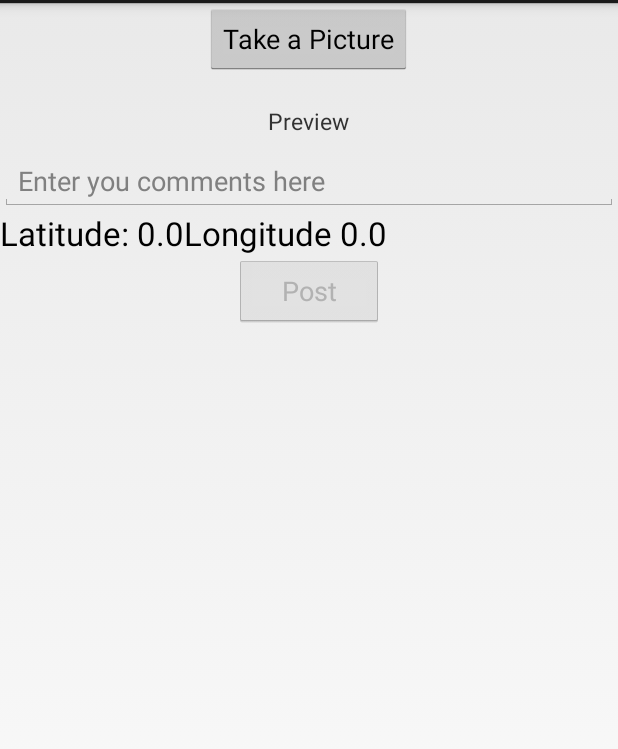
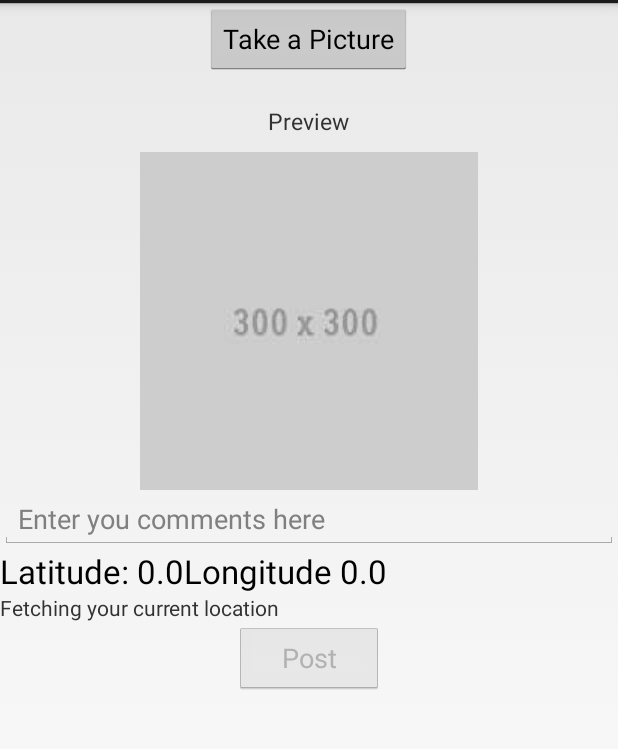
Before and after one commit to ibhi/CameraAppPOC, an Android app: the MainActivity screen opened directly, with no data from a screen before it, on a phone screen of 412 x 824 dp, the part 69-818 px from its top. Run offline under Robolectric (Android 15) with nearby library versions, the phone set to English and light mode, and no system bars; 1 statement that could not run was skipped.

Commit message:
Added AsyncTask to get the address of the location, using Geocoder API. Added placeholder image

```diff
--- a/app/src/main/java/ibrookinfotech/com/cameraapppoc/GPSTracker.java
+++ b/app/src/main/java/ibrookinfotech/com/cameraapppoc/GPSTracker.java
@@ -62,6 +62,7 @@ public class GPSTracker extends Service implements LocationListener {
                     .isProviderEnabled(LocationManager.NETWORK_PROVIDER);
 
             if (!isGPSEnabled && !isNetworkEnabled) {
+                Log.d("Camera App", "No Network and GPS");
                 // no network provider is enabled
             } else {
                 this.canGetLocation = true;
@@ -157,7 +158,7 @@ public class GPSTracker extends Service implements LocationListener {
         AlertDialog.Builder alertDialog = new AlertDialog.Builder(mContext);
 
         // Setting Dialog Title
-        alertDialog.setTitle("GPS is settings");
+        alertDialog.setTitle("GPS settings");
 
         // Setting Dialog Message
         alertDialog.setMessage("GPS is not enabled. Do you want to go to settings menu?");
--- a/app/src/main/res/layout/activity_main.xml
+++ b/app/src/main/res/layout/activity_main.xml
@@ -1,10 +1,16 @@
-<LinearLayout xmlns:android="http://schemas.android.com/apk/res/android"
+<ScrollView xmlns:android="http://schemas.android.com/apk/res/android"
     xmlns:tools="http://schemas.android.com/tools"
+    android:layout_width="fill_parent"
+    android:layout_height="fill_parent"
+    android:id="@+id/scrollView" >
+
+<LinearLayout
     android:layout_width="fill_parent"
     android:layout_height="fill_parent"
     android:orientation="vertical"
     android:baselineAligned="false"
     tools:context=".MainActivity" >
+
 
      <!-- Capture picture button -->
     <Button
@@ -29,7 +35,8 @@
         android:layout_width="wrap_content"
         android:layout_height="wrap_content"
         android:layout_gravity="center"
-        android:visibility="gone" />
+        android:src="@drawable/placeholder"
+         />
 
     <EditText
         android:layout_width="match_parent"
@@ -44,6 +51,19 @@
         android:textAppearance="?android:attr/textAppearanceLarge"
         android:text="Latitude: unknown, Longitude: Unknown"
         android:id="@+id/textViewLocation" />
+    <ProgressBar
+        android:id="@+id/address_progress"
+        android:layout_width="wrap_content"
+        android:layout_height="wrap_content"
+        android:layout_centerHorizontal="true"
+        android:indeterminate="true"
+        android:visibility="gone" />
+
+    <TextView
+        android:layout_width="wrap_content"
+        android:layout_height="wrap_content"
+        android:text="Fetching your current location"
+        android:id="@+id/address" />
 
     <Button
         android:layout_width="100dp"
@@ -57,3 +77,4 @@
 
 
 </LinearLayout>
+</ScrollView>
```
Also changed, not shown: app/src/main/java/ibrookinfotech/com/cameraapppoc/MainActivity.java (+129 -3 lines), app/src/main/res/drawable-mdpi/placeholder.jpg (added).
